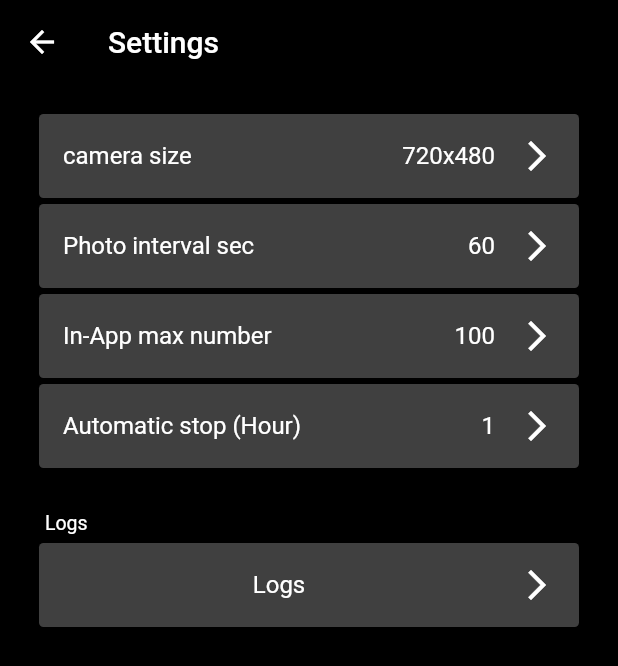
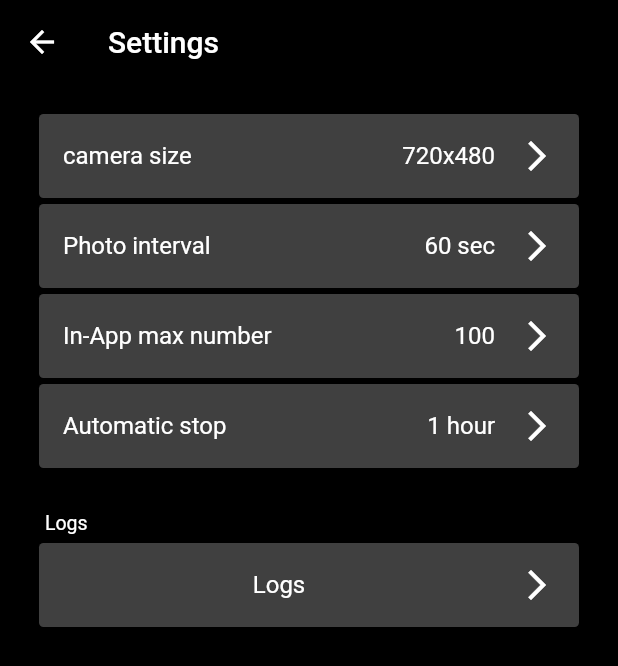
Before and after one commit to koji4104/KeepTheFace, a Flutter app: the screen it shows after launch, after a tap on the "settings" icon, on a phone screen of 412 x 824 dp. Shown: the top 666 px of the screen. Run offline on Flutter 3.47's test engine with Material 2 defaults, Android fonts, the light colour scheme and no system bars; our stand-ins replace battery_plus, camera, flutter_secure_storage, gallery_saver, google_sign_in, hooks_riverpod and 5 more; missing offline and left inert: disk_space, googleapis, in_app_purchase_android, in_app_purchase_storekit, photo_gallery and 1 more.

```diff
--- a/lib/base_settings_screen.dart
+++ b/lib/base_settings_screen.dart
@@ -6,8 +6,8 @@ import 'common.dart';
 import 'environment.dart';
 
 class BaseSettingsScreen extends ConsumerWidget {
-  late BuildContext _context;
-  late WidgetRef _ref;
+  late BuildContext context;
+  late WidgetRef ref;
   final _baseProvider = ChangeNotifierProvider((ref) => ChangeNotifier());
   late MyEdge edge = MyEdge(provider:_baseProvider);
 
@@ -18,7 +18,9 @@ class BaseSettingsScreen extends ConsumerWidget {
   TextStyle tsNg = TextStyle(color:Colors.grey);
 
   Color btnTextColor = Color(0xFFFFFFFF);
-  Color btnTileColor = Color(0xFF606060);
+  Color btnTileColor = Color(0xFF404040);
+  Color btnOkTextColor = Color(0xFFFFFFFF);
+  Color btnOkTileColor = Color(0xFF808080);
 
   Color textColor = Color(0xFFa0a0a0);
   Color tileColor = Color(0xFF404040);
@@ -34,19 +36,20 @@ class BaseSettingsScreen extends ConsumerWidget {
 
   @override
   Future init() async {
+  }
+  Future baseinit() async {
     if(bInit) return;
-    env.load().then((_){
-      redraw();
-    });
     bInit = true;
+    init();
   }
 
   void baseBuild(BuildContext context, WidgetRef ref) {
-    _context = context;
-    _ref = ref;
+    this.context = context;
+    this.ref = ref;
     edge.getEdge(context,ref);
     ref.watch(_baseProvider);
-    Future.delayed(Duration.zero, () => init());
+    this.env = ref.watch(environmentProvider).env;
+    Future.delayed(Duration.zero, () => baseinit());
   }
 
   Widget MyLabel(String label) {
@@ -90,16 +93,16 @@ class BaseSettingsScreen extends ConsumerWidget {
     );
   }
 
-  Widget MyButton({required String title, required Function() onTap}) {
+  Widget MyButton({required String title, required Function() onTap, bool? ok}) {
     return Container(
       width: 200, height: 50,
       padding: EdgeInsets.symmetric(vertical:6, horizontal:10),
       child: TextButton(
           style: TextButton.styleFrom(
-            backgroundColor: btnTileColor,
+              backgroundColor: ok==null ? btnTileColor : btnOkTileColor,
               shape: RoundedRectangleBorder(borderRadius: BorderRadius.all(Radius.circular(40)))
           ),
-        child: Text(title, style: TextStyle(color: btnTextColor, fontSize: 16.0), textAlign: TextAlign.center),
+          child: Text(title, style:TextStyle(color: ok==null ? btnTextColor : btnOkTextColor, fontSize: 16.0), textAlign: TextAlign.center),
           onPressed: onTap
       ),
     );
@@ -126,28 +129,22 @@ class BaseSettingsScreen extends ConsumerWidget {
     );
   }
 
-  Future<int> NavigatorPush(var screen) async {
-    int? ret = await Navigator.of(_context).push(
+  Future<int?> NavigatorPush(var screen) async {
+    int? ret = await Navigator.of(context).push(
         MaterialPageRoute<int>(
             builder: (context) {
               return screen;
             }
         )
     );
-    ret = ret ?? 0;
-    if (ret==1) {
-      env.load().then((_) {
-        redraw();
-      });
-    }
     return ret;
   }
 
   String l10n(String text) {
-    return Localized.of(this._context).text(text);
+    return Localized.of(this.context).text(text);
   }
 
   redraw(){
-    _ref.read(_baseProvider).notifyListeners();
+    ref.read(_baseProvider).notifyListeners();
   }
 }
--- a/lib/camera_screen.dart
+++ b/lib/camera_screen.dart
@@ -64,7 +64,6 @@ class CameraScreen extends ConsumerWidget {
       print('-- init()');
       _bInit = true;
       _timer = Timer.periodic(Duration(seconds:1), _onTimer);
-      _env.load();
       _initCameraSync(ref);
     }
   }
@@ -100,6 +99,7 @@ class CameraScreen extends ConsumerWidget {
   Widget build(BuildContext context, WidgetRef ref) {
     this._ref = ref;
     this._context = context;
+    this._env = ref.watch(environmentProvider).env;
     Future.delayed(Duration.zero, () => init(context,ref));
     ref.watch(cameraScreenProvider);
 
@@ -110,8 +110,8 @@ class CameraScreen extends ConsumerWidget {
       SystemChrome.setEnabledSystemUIMode(SystemUiMode.manual, overlays:[]);
       Wakelock.enable();
     } else {
-      SystemChrome.setEnabledSystemUIMode(SystemUiMode.edgeToEdge, overlays:[]);
-      Wakelock.disable();
+      //SystemChrome.setEnabledSystemUIMode(SystemUiMode.edgeToEdge, overlays:[]);
+      //Wakelock.disable();
     }
     _edge.getEdge(context,ref);
 
@@ -170,7 +170,6 @@ class CameraScreen extends ConsumerWidget {
                   builder: (context) => SettingsScreen(),
                 )
               );
-              await _env.load();
               if(_preset != getPreset()){
                 print('-- change camera ${_env.camera_height.val}');
                 _preset = getPreset();
@@ -559,7 +558,7 @@ class CameraScreen extends ConsumerWidget {
   }
 
   /// キャッシュ削除
-  /// data/user/0/com.example.take/cache/CAP628722182744800763.mp4
+  /// data/user/0/com.github.koji4104/cache/CAP628722182744800763.mp4
   Future<void> _deleteCacheDir() async {
     try{
       final cacheDir = await getTemporaryDirectory();
--- a/lib/localizations.dart
+++ b/lib/localizations.dart
@@ -22,7 +22,7 @@ class Localized {
     'en': {
       'settings_title': 'Settings',
       'photolist_title': 'In-app data',
-      'take_interval_sec': 'Photo interval sec',
+      'take_interval_sec': 'Photo interval',
       'take_interval_sec_desc': 'Shoot at intervals.',
       'ex_storage':'External storage',
       'ex_storage_desc':'External storage',
@@ -30,7 +30,7 @@ class Localized {
       'ex_save_num_desc':'External storage max number',
       'save_num': 'In-App max number',
       'save_num_desc': 'When the in-app data exceeds the upper limit, the oldest data will be deleted. Save the files you want to keep in the photo library.',
-      'autostop_sec': 'Automatic stop (Hour)',
+      'autostop_sec': 'Automatic stop',
       'autostop_sec_desc': 'Taking is automatically stopped. Automatically stops when the remaining battery level is 10% or less.',
       'camera_height': 'camera size',
       'camera_height_desc': 'Select camera size.',
@@ -50,7 +50,7 @@ class Localized {
     'ja': {
       'settings_title': '設定',
       'photolist_title': 'アプリ内データ',
-      'take_interval_sec': '撮影間隔（秒）',
+      'take_interval_sec': '撮影間隔',
       'take_interval_sec_desc': '写真の撮影間隔を選んでください。',
       'ex_storage':'外部ストレージ',
       'ex_storage_desc':'外部ストレージ',
@@ -58,10 +58,10 @@ class Localized {
       'ex_save_num_desc':'外部ストレージ上限数',
       'save_num': 'アプリ内データ上限数',
       'save_num_desc': 'アプリ内データが上限数を超えると古いものから削除します。残したいファイルはフォトライブラリに保存してください。',
-      'autostop_sec': '自動停止（時間）',
+      'autostop_sec': '自動停止',
       'autostop_sec_desc': '自動的に撮影を停止します。バッテリー残量10%以下で自動停止します。',
       'camera_height': 'カメラサイズ',
-      'camera_height_desc': 'カメラサイズを選んでください。',
+      'camera_height_desc': 'カメラのサイズを選んでください。',
       'precautions':'注意事項\nアプリがバックグラウンドになると停止します。本体空き容量5GB以上必要です。バッテリー残量10%以上必要です。',
       'trial':'お試し',
       'trial_desc':'無料で4時間プレミアム機能をONにできます。48時間後に再度ONにできます。',
@@ -69,8 +69,8 @@ class Localized {
       'Purchase_desc':'準備中',
       'premium':'プレミアム機能',
       'premium_desc':'プレミアム機能をONにすると、本体のフォトライブラリとGoogleドライブが利用可能になります。',
-      'save_files':'本体の写真ライブラリに保存します。',
-      'delete_files':'削除します。よろしいですか？',
+      'save_files':'本体の写真ライブラリに保存します。\nよろしいですか？',
+      'delete_files':'削除します。\nよろしいですか？',
       'save':'保存',
       'delete':'削除',
       'cancel':'キャンセル',
--- a/lib/photolist_screen.dart
+++ b/lib/photolist_screen.dart
@@ -151,7 +151,7 @@ class PhotoListScreen extends ConsumerWidget {
     );
   }
 
-  // /data/user/0/com.example.take/app_flutter/photo/2022-0417-170926.mp4
+  // /data/user/0/com.github.koji4104/app_flutter/photo/2022-0417-170926.mp4
   Future<bool> readFiles() async {
     try {
       fileList.clear();
```
Also changed, not shown: lib/environment.dart (+59 -3 lines), lib/settings_screen.dart (+22 -72 lines). Lines whose indentation alone changed are shown as unchanged.
